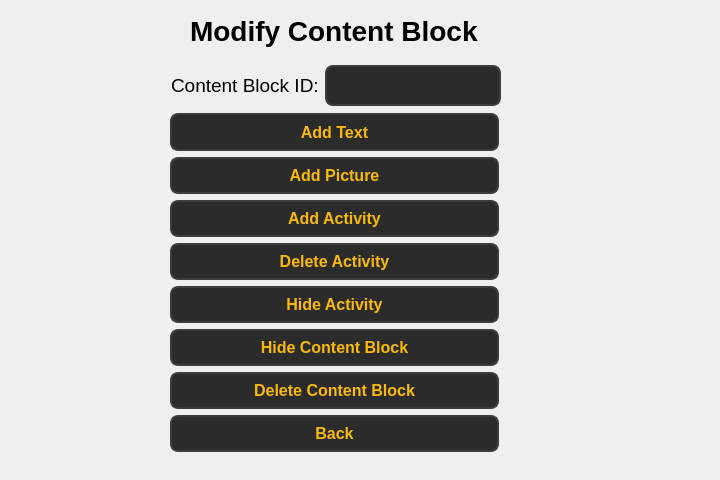
Qt form ui/faculty/faculty_modify_content_block_window.ui (Soham1117/elearningApp) before a commit.
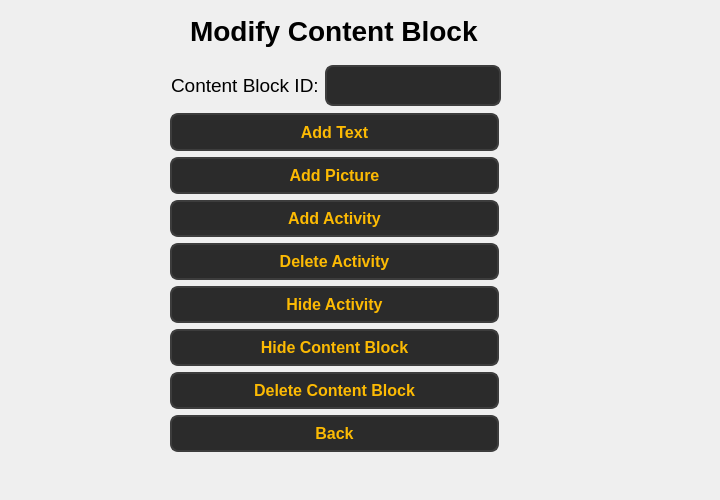
The same form after that commit.

What changed in the file:
```diff
--- a/ui/faculty/faculty_modify_content_block_window.ui
+++ b/ui/faculty/faculty_modify_content_block_window.ui
@@ -7,7 +7,7 @@
     <x>0</x>
     <y>0</y>
     <width>720</width>
-    <height>480</height>
+    <height>500</height>
    </rect>
   </property>
   <property name="windowTitle">
@@ -32,7 +32,7 @@
     <string>Modify Content Block</string>
    </property>
   </widget>
-  <widget class="QWidget" name="">
+  <widget class="QWidget" name="layoutWidget">
    <property name="geometry">
     <rect>
      <x>171</x>
```
